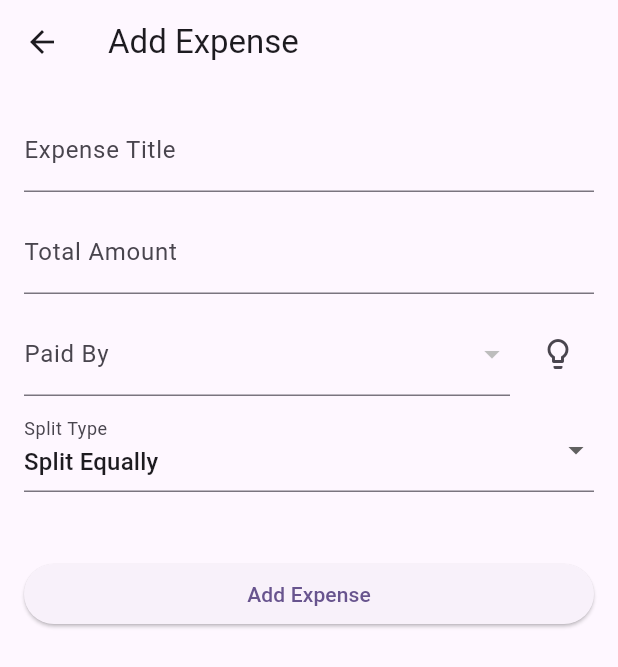
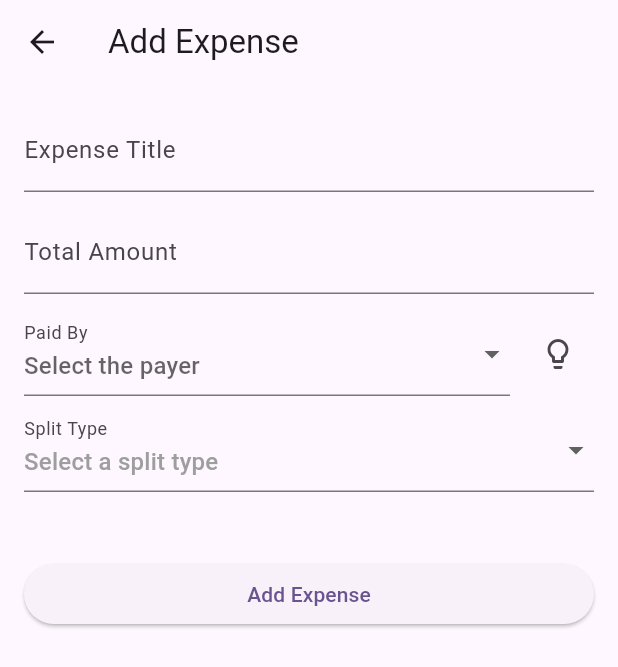
Before and after one commit to rohk30/Own-Splitwise-Copy, a Flutter app: the AddExpenseScreen screen opened directly with empty values, on a phone screen of 412 x 824 dp. Shown: the top 667 px of the screen. Run offline on Flutter 3.47's test engine with Material 3 defaults, Android fonts, the phone set to English and light mode, and no system bars; our stand-ins replace cloud_firestore, firebase_auth, firebase_core, google_fonts, share_plus, shared_preferences; accounts and stored records are empty.

Commit message:
Step-9.1: Removed the default email & split type in add expense, and changed it to some hint text

```diff
--- a/lib/screens/trip_screens/trip_details/add_expense_screen.dart
+++ b/lib/screens/trip_screens/trip_details/add_expense_screen.dart
@@ -352,14 +352,26 @@ class _AddExpenseScreenState extends State<AddExpenseScreen> {
                 children: [
                   Expanded(
                     child: DropdownButtonFormField<String>(
-                      value: _selectedPayer,
-                      items: widget.members
-                          .map((uid) => DropdownMenuItem(
-                        value: uid,
-                        child: Text(_getUserDisplayName(uid)),
-                      ))
-                          .toList(),
-                      onChanged: (val) => setState(() => _selectedPayer = val),
+                      value: null,
+                      hint: Text('Select the payer'),
+                      items: [
+                        DropdownMenuItem(
+                          value: null,
+                          child: Text('Select the payer', style: TextStyle(color: Colors.grey)),
+                          enabled: false,
+                        ),
+                        ...widget.members.map((uid) => DropdownMenuItem(
+                          value: uid,
+                          child: Text(_getUserDisplayName(uid)),
+                        )).toList(),
+                      ],
+                      onChanged: (val) {
+                        if(val != null) {
+                          setState(() =>
+                            _selectedPayer = val
+                          );
+                        }
+                      },
                       decoration: const InputDecoration(labelText: "Paid By"),
                     ),
                   ),
@@ -437,8 +449,14 @@ class _AddExpenseScreenState extends State<AddExpenseScreen> {
 
               const SizedBox(height: 8),
               DropdownButtonFormField<String>(
-                value: _splitType,
+                value: null,
+                hint: const Text('Select a split type'),
                 items: const [
+                  DropdownMenuItem(
+                    value: null,
+                    child: Text('Select a split type', style: TextStyle(color: Colors.grey)),
+                    enabled: true,
+                  ),
                   DropdownMenuItem(value: 'Equal', child: Text('Split Equally')),
                   DropdownMenuItem(value: 'Manual', child: Text('Split Manually')),
                   DropdownMenuItem(value: 'Partial Equal', child: Text('Split Among Selected')),
```
